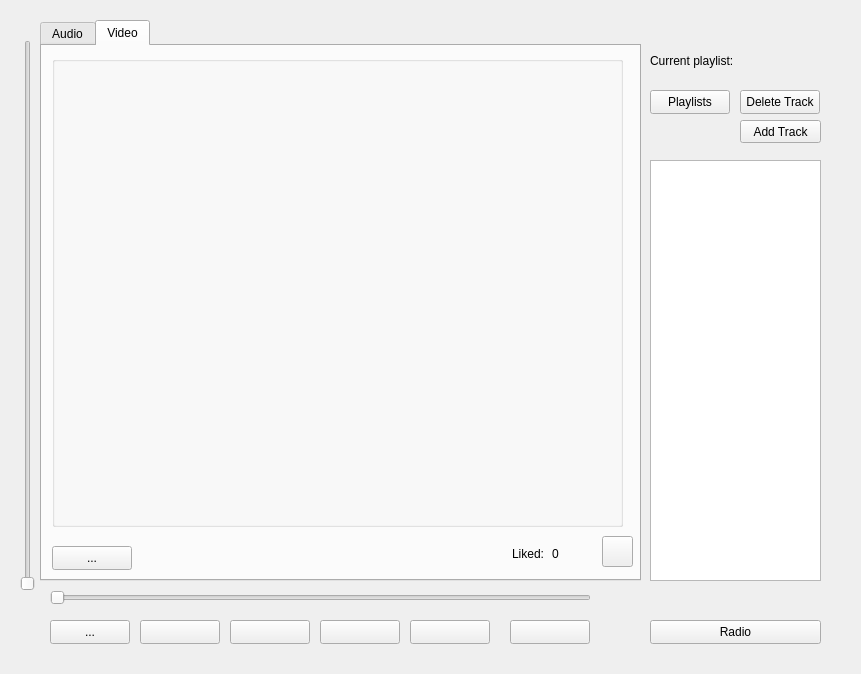
Above: widget.ui from monarxy/MusicPlayer before the change. Below: the same form after it.
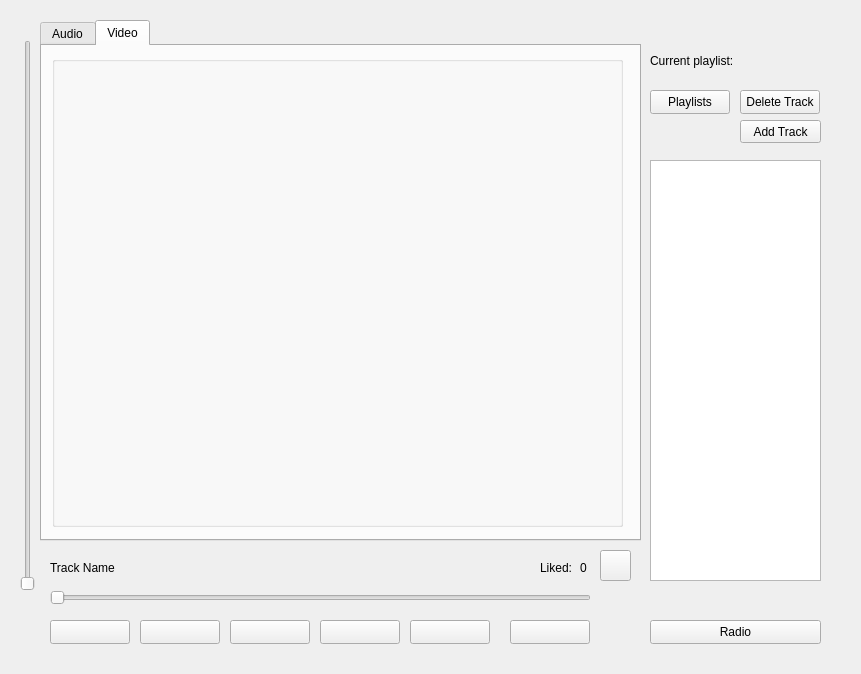
That is the form after the change. The open tabs and pages were chosen to show the change. Icons and pictures are not drawn.

```diff
--- a/widget.ui
+++ b/widget.ui
@@ -32,7 +32,7 @@
        <x>20</x>
        <y>0</y>
        <width>601</width>
-       <height>561</height>
+       <height>521</height>
       </rect>
      </property>
      <property name="currentIndex">
@@ -48,123 +48,11 @@
       <attribute name="title">
        <string>Audio</string>
       </attribute>
-      <widget class="QLabel" name="label">
-       <property name="geometry">
-        <rect>
-         <x>10</x>
-         <y>500</y>
-         <width>191</width>
-         <height>16</height>
-        </rect>
-       </property>
-       <property name="text">
-        <string>Track Name</string>
-       </property>
-      </widget>
-      <widget class="QToolButton" name="likeButton">
-       <property name="geometry">
-        <rect>
-         <x>550</x>
-         <y>490</y>
-         <width>31</width>
-         <height>31</height>
-        </rect>
-       </property>
-       <property name="text">
-        <string/>
-       </property>
-       <property name="icon">
-        <iconset>
-         <normaloff>../../Downloads/free-icon-thumb-up-like-13578170.png</normaloff>../../Downloads/free-icon-thumb-up-like-13578170.png</iconset>
-       </property>
-      </widget>
-      <widget class="QLabel" name="label_2">
-       <property name="geometry">
-        <rect>
-         <x>510</x>
-         <y>500</y>
-         <width>31</width>
-         <height>16</height>
-        </rect>
-       </property>
-       <property name="text">
-        <string>0</string>
-       </property>
-      </widget>
-      <widget class="QLabel" name="label_3">
-       <property name="geometry">
-        <rect>
-         <x>470</x>
-         <y>500</y>
-         <width>31</width>
-         <height>16</height>
-        </rect>
-       </property>
-       <property name="text">
-        <string>Liked:</string>
-       </property>
-      </widget>
      </widget>
      <widget class="QWidget" name="tab_2">
       <attribute name="title">
        <string>Video</string>
       </attribute>
-      <widget class="QPushButton" name="btn_play_15">
-       <property name="geometry">
-        <rect>
-         <x>10</x>
-         <y>500</y>
-         <width>80</width>
-         <height>24</height>
-        </rect>
-       </property>
-       <property name="text">
-        <string>...</string>
-       </property>
-      </widget>
-      <widget class="QLabel" name="label_9">
-       <property name="geometry">
-        <rect>
-         <x>470</x>
-         <y>500</y>
-         <width>49</width>
-         <height>16</height>
-        </rect>
-       </property>
-       <property name="text">
-        <string>Liked:</string>
-       </property>
-      </widget>
-      <widget class="QToolButton" name="likeButton_3">
-       <property name="geometry">
-        <rect>
-         <x>560</x>
-         <y>490</y>
-         <width>31</width>
-         <height>31</height>
-        </rect>
-       </property>
-       <property name="text">
-        <string/>
-       </property>
-       <property name="icon">
-        <iconset>
-         <normaloff>../../Downloads/free-icon-thumb-up-like-13578170.png</normaloff>../../Downloads/free-icon-thumb-up-like-13578170.png</iconset>
-       </property>
-      </widget>
-      <widget class="QLabel" name="label_8">
-       <property name="geometry">
-        <rect>
-         <x>510</x>
-         <y>500</y>
-         <width>31</width>
-         <height>16</height>
-        </rect>
-       </property>
-       <property name="text">
-        <string>0</string>
-       </property>
-      </widget>
       <widget class="QGroupBox" name="groupBox">
        <property name="geometry">
         <rect>
@@ -281,21 +169,64 @@
       <string/>
      </property>
     </widget>
+    <widget class="QLabel" name="label">
+     <property name="geometry">
+      <rect>
+       <x>30</x>
+       <y>540</y>
+       <width>191</width>
+       <height>16</height>
+      </rect>
+     </property>
+     <property name="text">
+      <string>Track Name</string>
+     </property>
+    </widget>
+    <widget class="QToolButton" name="likeButton">
+     <property name="geometry">
+      <rect>
+       <x>580</x>
+       <y>530</y>
+       <width>31</width>
+       <height>31</height>
+      </rect>
+     </property>
+     <property name="text">
+      <string/>
+     </property>
+     <property name="icon">
+      <iconset resource="resources.qrc">
+       <normaloff>:/icons/icons/free-icon-thumb-up-like-13578170.png</normaloff>:/icons/icons/free-icon-thumb-up-like-13578170.png</iconset>
+     </property>
+    </widget>
+    <widget class="QLabel" name="label_2">
+     <property name="geometry">
+      <rect>
+       <x>560</x>
+       <y>540</y>
+       <width>31</width>
+       <height>16</height>
+      </rect>
+     </property>
+     <property name="text">
+      <string>0</string>
+     </property>
+    </widget>
+    <widget class="QLabel" name="label_3">
+     <property name="geometry">
+      <rect>
+       <x>520</x>
+       <y>540</y>
+       <width>31</width>
+       <height>16</height>
+      </rect>
+     </property>
+     <property name="text">
+      <string>Liked:</string>
+     </property>
+    </widget>
    </widget>
   </widget>
-  <widget class="QPushButton" name="btn_play_6">
-   <property name="geometry">
-    <rect>
-     <x>50</x>
-     <y>620</y>
-     <width>80</width>
-     <height>24</height>
-    </rect>
-   </property>
-   <property name="text">
-    <string>...</string>
-   </property>
-  </widget>
   <widget class="QPushButton" name="btn_play_4">
    <property name="geometry">
     <rect>
@@ -415,6 +346,23 @@
     <iconset theme="accessories-character-map"/>
    </property>
   </widget>
+  <widget class="QPushButton" name="btn_play_6">
+   <property name="geometry">
+    <rect>
+     <x>50</x>
+     <y>620</y>
+     <width>80</width>
+     <height>24</height>
+    </rect>
+   </property>
+   <property name="text">
+    <string/>
+   </property>
+   <property name="icon">
+    <iconset resource="resources.qrc">
+     <normaloff>:/icons/icons/free-icon-expand-17712072.png</normaloff>:/icons/icons/free-icon-expand-17712072.png</iconset>
+   </property>
+  </widget>
  </widget>
  <resources/>
  <connections/>
```
Left out of the diff: 26 changed lines with no effect on the pictures.
